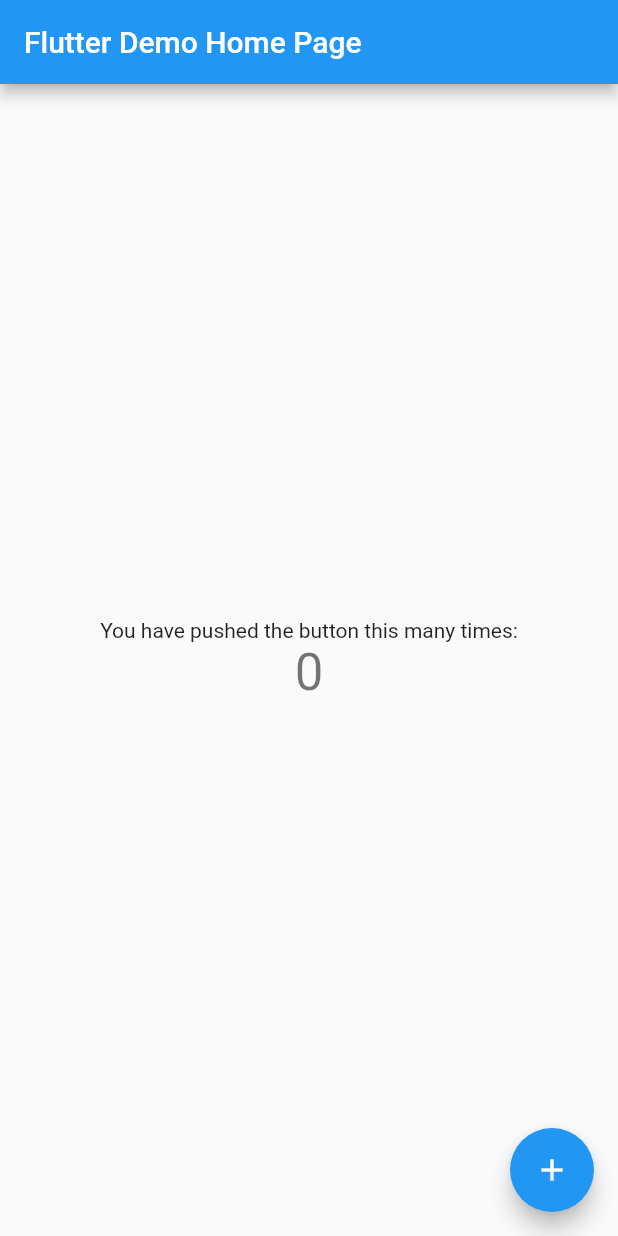
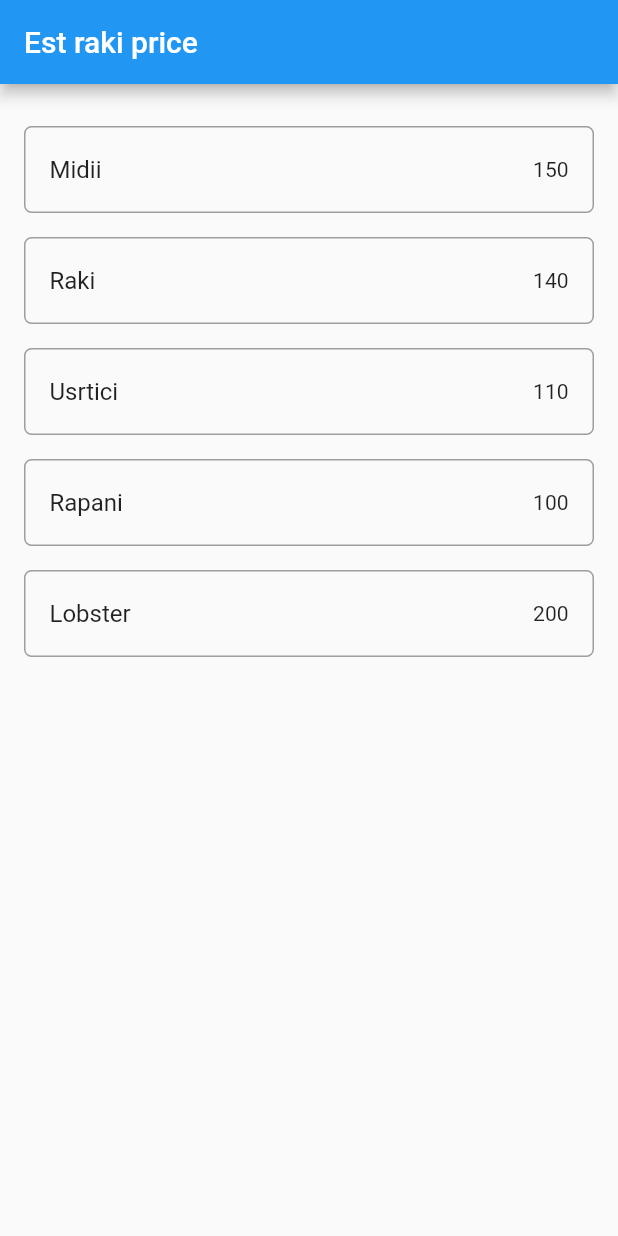
Before and after one commit to Antonkog/est_raki, a Flutter app: the screen it shows after launch, on a phone screen of 412 x 824 dp. Run offline on Flutter 3.47's test engine with Material 2 defaults, Android fonts, the phone set to English and light mode, and no system bars; our stand-ins replace cloud_firestore; accounts and stored records are empty.

Commit message:
update ui.

```diff
--- a/lib/main.dart
+++ b/lib/main.dart
@@ -1,117 +1,90 @@
 import 'package:flutter/material.dart';
+import 'package:cloud_firestore/cloud_firestore.dart';
 
-void main() {
-  runApp(MyApp());
-}
+void main() => runApp(MyApp());
+
+final dummySnapshot = [
+  {"name": "Midii", "price": 150},
+  {"name": "Raki", "price": 140},
+  {"name": "Usrtici", "price": 110},
+  {"name": "Rapani", "price": 100},
+  {"name": "Lobster", "price": 200},
+];
 
 class MyApp extends StatelessWidget {
-  // This widget is the root of your application.
   @override
   Widget build(BuildContext context) {
     return MaterialApp(
-      title: 'Flutter Demo',
-      theme: ThemeData(
-        // This is the theme of your application.
-        //
-        // Try running your application with "flutter run". You'll see the
-        // application has a blue toolbar. Then, without quitting the app, try
-        // changing the primarySwatch below to Colors.green and then invoke
-        // "hot reload" (press "r" in the console where you ran "flutter run",
-        // or simply save your changes to "hot reload" in a Flutter IDE).
-        // Notice that the counter didn't reset back to zero; the application
-        // is not restarted.
-        primarySwatch: Colors.blue,
-        // This makes the visual density adapt to the platform that you run
-        // the app on. For desktop platforms, the controls will be smaller and
-        // closer together (more dense) than on mobile platforms.
-        visualDensity: VisualDensity.adaptivePlatformDensity,
-      ),
-      home: MyHomePage(title: 'Flutter Demo Home Page'),
+      title: 'Est raki',
+      home: MyHomePage(),
     );
   }
 }
 
 class MyHomePage extends StatefulWidget {
-  MyHomePage({Key key, this.title}) : super(key: key);
-
-  // This widget is the home page of your application. It is stateful, meaning
-  // that it has a State object (defined below) that contains fields that affect
-  // how it looks.
-
-  // This class is the configuration for the state. It holds the values (in this
-  // case the title) provided by the parent (in this case the App widget) and
-  // used by the build method of the State. Fields in a Widget subclass are
-  // always marked "final".
-
-  final String title;
-
   @override
-  _MyHomePageState createState() => _MyHomePageState();
+  _MyHomePageState createState() {
+    return _MyHomePageState();
+  }
 }
 
 class _MyHomePageState extends State<MyHomePage> {
-  int _counter = 0;
-
-  void _incrementCounter() {
-    setState(() {
-      // This call to setState tells the Flutter framework that something has
-      // changed in this State, which causes it to rerun the build method below
-      // so that the display can reflect the updated values. If we changed
-      // _counter without calling setState(), then the build method would not be
-      // called again, and so nothing would appear to happen.
-      _counter++;
-    });
+  @override
+  Widget build(BuildContext context) {
+    return Scaffold(
+      appBar: AppBar(title: Text('Est raki price')),
+      body: _buildBody(context),
+    );
   }
 
-  @override
-  Widget build(BuildContext context) {
-    // This method is rerun every time setState is called, for instance as done
-    // by the _incrementCounter method above.
-    //
-    // The Flutter framework has been optimized to make rerunning build methods
-    // fast, so that you can just rebuild anything that needs updating rather
-    // than having to individually change instances of widgets.
-    return Scaffold(
-      appBar: AppBar(
-        // Here we take the value from the MyHomePage object that was created by
-        // the App.build method, and use it to set our appbar title.
-        title: Text(widget.title),
-      ),
-      body: Center(
-        // Center is a layout widget. It takes a single child and positions it
-        // in the middle of the parent.
-        child: Column(
-          // Column is also a layout widget. It takes a list of children and
-          // arranges them vertically. By default, it sizes itself to fit its
-          // children horizontally, and tries to be as tall as its parent.
-          //
-          // Invoke "debug painting" (press "p" in the console, choose the
-          // "Toggle Debug Paint" action from the Flutter Inspector in Android
-          // Studio, or the "Toggle Debug Paint" command in Visual Studio Code)
-          // to see the wireframe for each widget.
-          //
-          // Column has various properties to control how it sizes itself and
-          // how it positions its children. Here we use mainAxisAlignment to
-          // center the children vertically; the main axis here is the vertical
-          // axis because Columns are vertical (the cross axis would be
-          // horizontal).
-          mainAxisAlignment: MainAxisAlignment.center,
-          children: <Widget>[
-            Text(
-              'You have pushed the button this many times:',
-            ),
-            Text(
-              '$_counter',
-              style: Theme.of(context).textTheme.headline4,
-            ),
-          ],
+  Widget _buildBody(BuildContext context) {
+    // TODO: get actual snapshot from Cloud Firestore
+    return _buildList(context, dummySnapshot);
+  }
+
+  Widget _buildList(BuildContext context, List<Map> snapshot) {
+    return ListView(
+      padding: const EdgeInsets.only(top: 20.0),
+      children: snapshot.map((data) => _buildListItem(context, data)).toList(),
+    );
+  }
+
+  Widget _buildListItem(BuildContext context, Map data) {
+    final record = Record.fromMap(data);
+
+    return Padding(
+      key: ValueKey(record.name),
+      padding: const EdgeInsets.symmetric(horizontal: 16.0, vertical: 8.0),
+      child: Container(
+        decoration: BoxDecoration(
+          border: Border.all(color: Colors.grey),
+          borderRadius: BorderRadius.circular(5.0),
+        ),
+        child: ListTile(
+          title: Text(record.name),
+          trailing: Text(record.price.toString()),
+          onTap: () => print(record),
         ),
       ),
-      floatingActionButton: FloatingActionButton(
-        onPressed: _incrementCounter,
-        tooltip: 'Increment',
-        child: Icon(Icons.add),
-      ), // This trailing comma makes auto-formatting nicer for build methods.
     );
   }
 }
+
+class Record {
+  final String name;
+  final int price;
+  final DocumentReference reference;
+
+  Record.fromMap(Map<String, dynamic> map, {this.reference})
+      : assert(map['name'] != null),
+        assert(map['price'] != null),
+        name = map['name'],
+        price = map['price'];
+
+  Record.fromSnapshot(DocumentSnapshot snapshot)
+      : this.fromMap(snapshot.data(), reference: snapshot.reference);
+
+  @override
+  String toString() => "Record<$name:$price>";
+
+}
```
